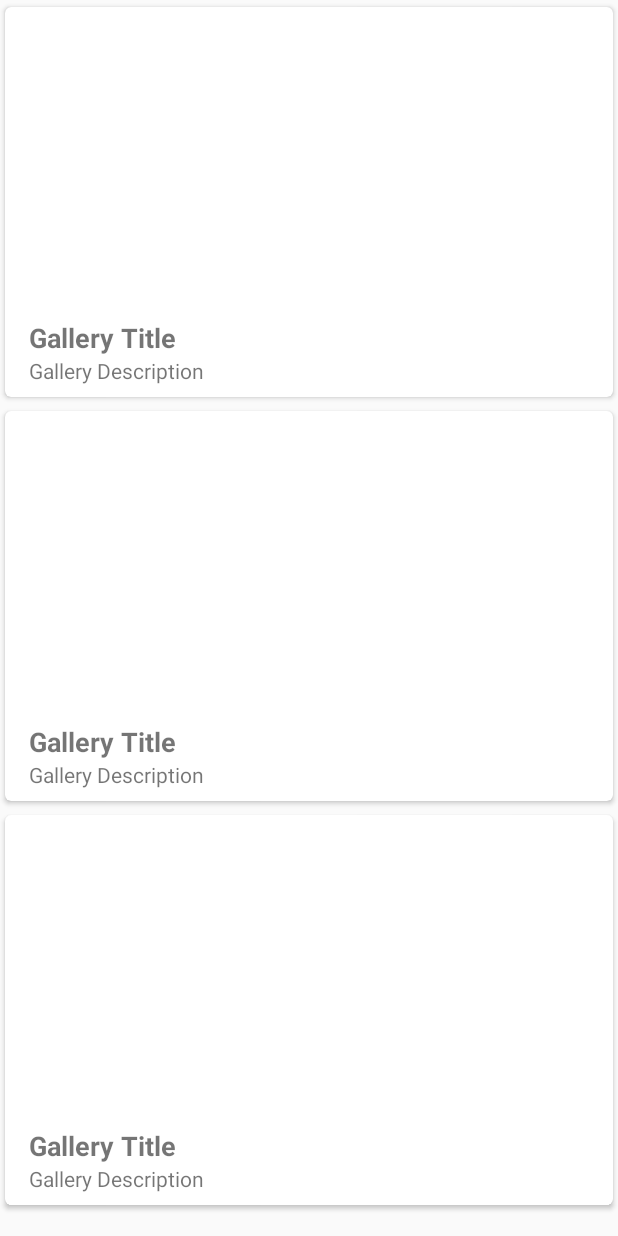
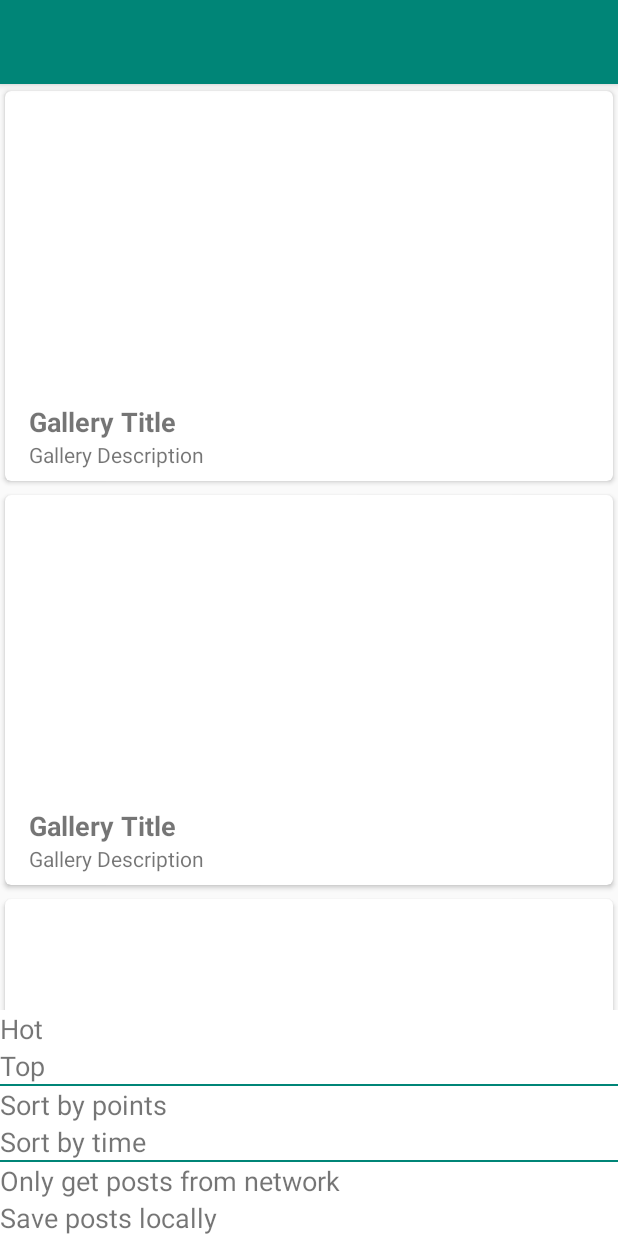
Before and after one commit to rowanwhall/ImgurDemo, an Android app: the layout activity_main.xml on its own in the app's theme, with its tools: preview values and no code run, on a phone screen of 412 x 824 dp. Run offline under Robolectric (Android 15) with nearby library versions, the phone set to English and light mode, and no system bars.

Commit message:
bottom sheet to set gallery arguments - still need to polish UI and disable non-DB compatible args when network/db source is selected

```diff
--- a/app/build.gradle
+++ b/app/build.gradle
@@ -54,7 +54,6 @@ dependencies {
     implementation "androidx.room:room-rxjava2:$rootProject.roomVersion"
     implementation "androidx.paging:paging-runtime-ktx:$rootProject.pagingVersion"
     implementation "androidx.paging:paging-rxjava2-ktx:$rootProject.pagingVersion"
-    implementation "androidx.work:work-runtime-ktx:$rootProject.workVersion"
 
     implementation "com.github.bumptech.glide:glide:$rootProject.glideVersion"
     implementation "com.github.bumptech.glide:okhttp3-integration:$rootProject.glideVersion"
@@ -80,7 +79,6 @@ dependencies {
     androidTestImplementation "androidx.test.espresso:espresso-intents:$rootProject.espressoVersion"
     androidTestImplementation "androidx.test.ext:junit:$rootProject.testExtJunit"
     androidTestImplementation "androidx.test.uiautomator:uiautomator:$rootProject.uiAutomatorVersion"
-    androidTestImplementation "androidx.work:work-testing:$rootProject.workVersion"
     androidTestImplementation "com.google.truth:truth:$rootProject.truthVersion"
     testImplementation "junit:junit:$rootProject.junitVersion"
 }
--- a/app/src/main/java/personal/rowan/imgur/data/db/model/Gallery.kt
+++ b/app/src/main/java/personal/rowan/imgur/data/db/model/Gallery.kt
@@ -1,7 +1,7 @@
 package personal.rowan.imgur.data.db.model
 
 import androidx.room.*
-import personal.rowan.imgur.data.paging.networkanddb.GalleryArguments
+import personal.rowan.imgur.data.GalleryArguments
 import personal.rowan.imgur.data.network.model.GalleryDto
 
 /**
--- a/app/src/main/java/personal/rowan/imgur/data/paging/PagedListLiveData.kt
+++ b/app/src/main/java/personal/rowan/imgur/data/paging/PagedListLiveData.kt
@@ -21,6 +21,10 @@ class PagedListLiveData<A, D>(private val mapArgumentsFunction: Function1<A, Pag
         }
         this.arguments.value = arguments
         return true
+    }
+
+    fun getArguments(): A? {
+        return arguments.value
     }
 
     fun observePagedList(lifecycleOwner: LifecycleOwner, observer: Observer<PagedList<D>>) {
--- a/app/src/main/java/personal/rowan/imgur/data/paging/networkanddb/GalleryBoundaryCallback.kt
+++ b/app/src/main/java/personal/rowan/imgur/data/paging/networkanddb/GalleryBoundaryCallback.kt
@@ -3,6 +3,7 @@ package personal.rowan.imgur.data.paging.networkanddb
 import androidx.annotation.MainThread
 import androidx.paging.PagedList
 import io.reactivex.schedulers.Schedulers
+import personal.rowan.imgur.data.GalleryArguments
 import personal.rowan.imgur.data.PagingRequestHelper
 import personal.rowan.imgur.data.db.GalleryDao
 import personal.rowan.imgur.data.db.model.PopulatedGallery
--- a/app/src/main/java/personal/rowan/imgur/data/paging/networkonly/GalleryNetworkDataSource.kt
+++ b/app/src/main/java/personal/rowan/imgur/data/paging/networkonly/GalleryNetworkDataSource.kt
@@ -4,7 +4,7 @@ import android.annotation.SuppressLint
 import androidx.lifecycle.MutableLiveData
 import androidx.paging.PageKeyedDataSource
 import io.reactivex.schedulers.Schedulers
-import personal.rowan.imgur.data.paging.networkanddb.GalleryArguments
+import personal.rowan.imgur.data.GalleryArguments
 import personal.rowan.imgur.data.db.GalleryDao
 import personal.rowan.imgur.data.db.model.PopulatedGallery
 import personal.rowan.imgur.data.network.ImgurWebService
--- a/app/src/main/java/personal/rowan/imgur/data/paging/networkonly/GalleryNetworkDataSourceFactory.kt
+++ b/app/src/main/java/personal/rowan/imgur/data/paging/networkonly/GalleryNetworkDataSourceFactory.kt
@@ -2,7 +2,7 @@ package personal.rowan.imgur.data.paging.networkonly
 
 import androidx.lifecycle.MutableLiveData
 import androidx.paging.DataSource
-import personal.rowan.imgur.data.paging.networkanddb.GalleryArguments
+import personal.rowan.imgur.data.GalleryArguments
 import personal.rowan.imgur.data.db.GalleryDao
 import personal.rowan.imgur.data.db.model.PopulatedGallery
 import personal.rowan.imgur.data.network.ImgurWebService
--- a/app/src/main/java/personal/rowan/imgur/data/paging/networkonly/GalleryNetworkRepository.kt
+++ b/app/src/main/java/personal/rowan/imgur/data/paging/networkonly/GalleryNetworkRepository.kt
@@ -2,7 +2,7 @@ package personal.rowan.imgur.data.paging.networkonly
 
 import androidx.lifecycle.Transformations
 import androidx.paging.toLiveData
-import personal.rowan.imgur.data.paging.networkanddb.GalleryArguments
+import personal.rowan.imgur.data.GalleryArguments
 import personal.rowan.imgur.data.paging.PagedListState
 import personal.rowan.imgur.data.db.GalleryDao
 import personal.rowan.imgur.data.db.model.PopulatedGallery
--- a/app/src/main/java/personal/rowan/imgur/utils/NetworkUtils.kt
+++ b/app/src/main/java/personal/rowan/imgur/utils/NetworkUtils.kt
@@ -1,6 +1,6 @@
 package personal.rowan.imgur.utils
 
-import personal.rowan.imgur.data.paging.networkanddb.GalleryArguments
+import personal.rowan.imgur.data.GalleryArguments
 import personal.rowan.imgur.data.db.GalleryDao
 import personal.rowan.imgur.data.db.model.Gallery
 import personal.rowan.imgur.data.db.model.Image
--- a/app/src/main/res/layout/activity_main.xml
+++ b/app/src/main/res/layout/activity_main.xml
@@ -8,13 +8,27 @@
             android:layout_width="match_parent"
             android:layout_height="match_parent">
 
+        <com.google.android.material.appbar.AppBarLayout
+                android:layout_width="match_parent"
+                android:layout_height="wrap_content">
+
+            <androidx.appcompat.widget.Toolbar
+                    android:id="@+id/toolbar"
+                    android:layout_width="match_parent"
+                    android:layout_height="?attr/actionBarSize"
+                    android:elevation="4dp"
+                    app:layout_scrollFlags="scroll|enterAlways|snap"/>
+
+        </com.google.android.material.appbar.AppBarLayout>
+
         <androidx.swiperefreshlayout.widget.SwipeRefreshLayout
-                android:id="@+id/feed_refresh"
+                android:id="@+id/swipe_refresh"
                 android:layout_width="match_parent"
-                android:layout_height="match_parent">
+                android:layout_height="match_parent"
+                app:layout_behavior="com.google.android.material.appbar.AppBarLayout$ScrollingViewBehavior">
 
             <androidx.recyclerview.widget.RecyclerView
-                    android:id="@+id/feed_recycler"
+                    android:id="@+id/recycler"
                     android:layout_width="match_parent"
                     android:layout_height="match_parent"
                     app:layoutManager="androidx.recyclerview.widget.LinearLayoutManager"
@@ -22,6 +36,10 @@
 
         </androidx.swiperefreshlayout.widget.SwipeRefreshLayout>
 
+        <include
+                layout="@layout/feed_bottom_sheet"
+                android:id="@+id/bottom_sheet_include"/>
+
     </androidx.coordinatorlayout.widget.CoordinatorLayout>
 
 </layout>
--- /dev/null
+++ b/app/src/main/res/layout/feed_bottom_sheet.xml
@@ -0,0 +1,67 @@
+<?xml version="1.0" encoding="utf-8"?>
+<layout xmlns:android="http://schemas.android.com/apk/res/android"
+        xmlns:app="http://schemas.android.com/apk/res-auto">
+
+    <LinearLayout
+            android:id="@+id/bottom_sheet"
+            android:layout_width="match_parent"
+            android:layout_height="wrap_content"
+            android:orientation="vertical"
+            android:background="@color/cardview_light_background"
+            app:layout_behavior="com.google.android.material.bottomsheet.BottomSheetBehavior"
+            app:behavior_hideable="true">
+
+        <TextView
+                android:id="@+id/section_hot"
+                android:layout_width="match_parent"
+                android:layout_height="wrap_content"
+                android:textSize="18sp"
+                android:text="Hot" />
+
+        <TextView
+                android:id="@+id/section_top"
+                android:layout_width="match_parent"
+                android:layout_height="wrap_content"
+                android:textSize="18sp"
+                android:text="Top" />
+
+        <View
+                android:layout_width="match_parent"
+                android:layout_height="1dp"
+                android:background="@color/colorPrimary" />
+
+        <TextView
+                android:id="@+id/sort_top"
+                android:layout_width="match_parent"
+                android:layout_height="wrap_content"
+                android:textSize="18sp"
+                android:text="Sort by points" />
+
+        <TextView
+                android:id="@+id/sort_time"
+                android:layout_width="match_parent"
+                android:layout_height="wrap_content"
+                android:textSize="18sp"
+                android:text="Sort by time" />
+
+        <View
+                android:layout_width="match_parent"
+                android:layout_height="1dp"
+                android:background="@color/colorPrimary" />
+
+        <TextView
+                android:id="@+id/source_network"
+                android:layout_width="match_parent"
+                android:layout_height="wrap_content"
+                android:textSize="18sp"
+                android:text="Only get posts from network" />
+
+        <TextView
+                android:id="@+id/source_db"
+                android:layout_width="match_parent"
+                android:layout_height="wrap_content"
+                android:textSize="18sp"
+                android:text="Save posts locally" />
+
+    </LinearLayout>
+</layout>
--- a/app/src/main/res/menu/menu_main.xml
+++ b/app/src/main/res/menu/menu_main.xml
@@ -5,5 +5,5 @@
     <item android:id="@+id/action_settings"
           android:title="@string/action_settings"
           android:orderInCategory="100"
-          app:showAsAction="never"/>
+          app:showAsAction="always"/>
 </menu>
```
Also changed, not shown: app/src/main/java/personal/rowan/imgur/MainActivity.kt (+88 -11 lines), app/src/main/java/personal/rowan/imgur/data/GalleryArguments.kt (added, +21 -0 lines), app/src/main/java/personal/rowan/imgur/data/paging/networkanddb/GalleryNetworkAndDbRepository.kt (+1 -12 lines), app/src/main/java/personal/rowan/imgur/feed/FeedViewModel.kt (+7 -7 lines), build.gradle (+8 -9 lines).
